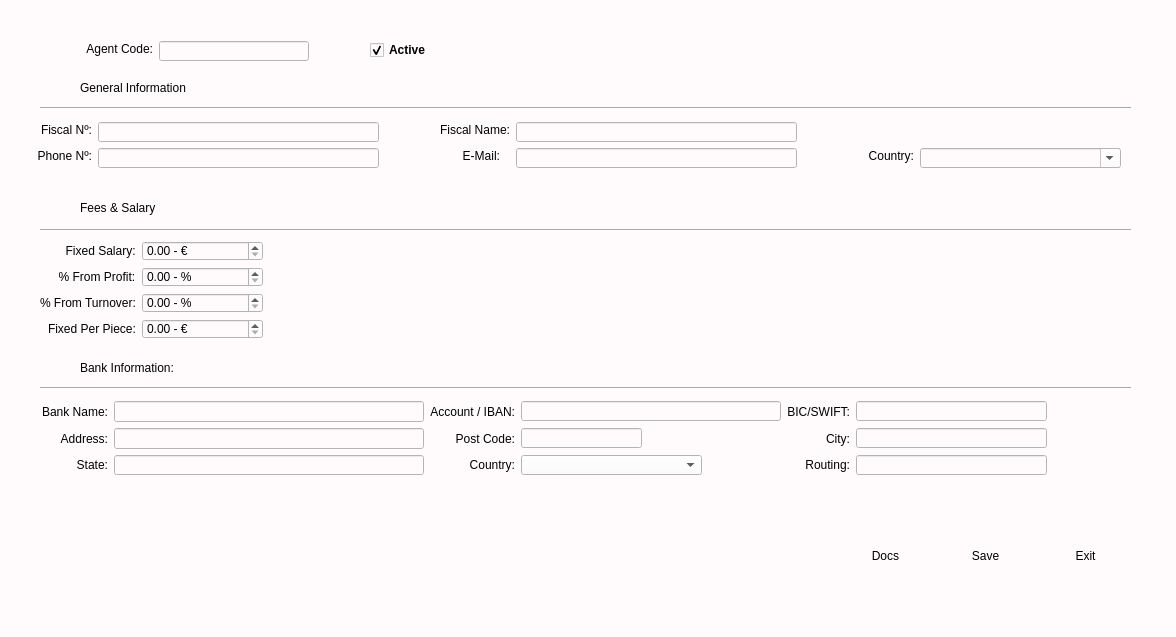
Qt form uis/agentgui.ui (andrei219/euromedia) before a commit.
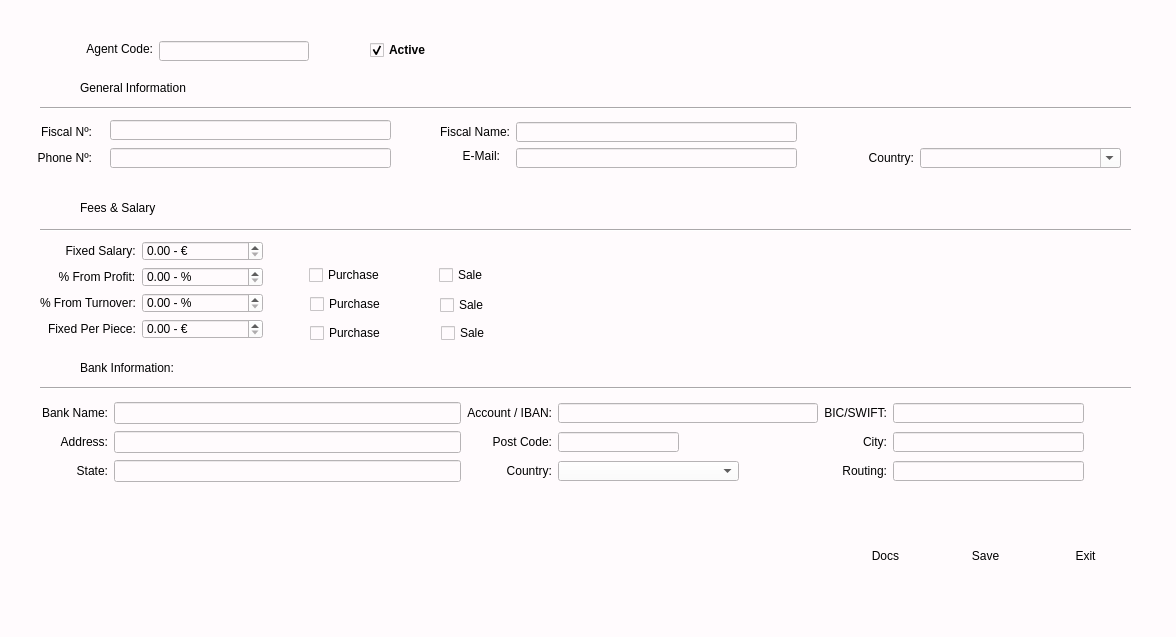
The same form after that commit. Icons and pictures are not drawn.

What changed in the file:
```diff
--- a/uis/agentgui.ui
+++ b/uis/agentgui.ui
@@ -264,8 +264,8 @@
     <rect>
      <x>42</x>
      <y>401</y>
-     <width>1005</width>
-     <height>74</height>
+     <width>1042</width>
+     <height>82</height>
     </rect>
    </property>
    <layout class="QGridLayout" name="gridLayout">
@@ -519,8 +519,8 @@
     <rect>
      <x>40</x>
      <y>241</y>
-     <width>234</width>
-     <height>100</height>
+     <width>249</width>
+     <height>103</height>
     </rect>
    </property>
    <layout class="QFormLayout" name="formLayout_7">
@@ -732,10 +732,10 @@
   <widget class="QLabel" name="label_3">
    <property name="geometry">
     <rect>
-     <x>437</x>
+     <x>419</x>
      <y>122</y>
-     <width>73</width>
-     <height>16</height>
+     <width>91</width>
+     <height>20</height>
     </rect>
    </property>
    <property name="text">
@@ -776,7 +776,7 @@
   <widget class="QLineEdit" name="phone_number_line_edit">
    <property name="geometry">
     <rect>
-     <x>98</x>
+     <x>110</x>
      <y>148</y>
      <width>281</width>
      <height>20</height>
@@ -798,10 +798,10 @@
   <widget class="QLabel" name="label_2">
    <property name="geometry">
     <rect>
-     <x>34</x>
+     <x>21</x>
      <y>122</y>
-     <width>58</width>
-     <height>16</height>
+     <width>71</width>
+     <height>20</height>
     </rect>
    </property>
    <property name="text">
@@ -814,10 +814,10 @@
   <widget class="QLabel" name="label_4">
    <property name="geometry">
     <rect>
-     <x>34</x>
+     <x>21</x>
      <y>148</y>
-     <width>58</width>
-     <height>16</height>
+     <width>71</width>
+     <height>20</height>
     </rect>
    </property>
    <property name="text">
@@ -830,10 +830,10 @@
   <widget class="QLabel" name="label_6">
    <property name="geometry">
     <rect>
-     <x>863</x>
+     <x>843</x>
      <y>148</y>
-     <width>51</width>
-     <height>16</height>
+     <width>71</width>
+     <height>20</height>
     </rect>
    </property>
    <property name="text">
@@ -846,8 +846,8 @@
   <widget class="QLineEdit" name="fiscal_number_line_edit">
    <property name="geometry">
     <rect>
-     <x>98</x>
-     <y>122</y>
+     <x>110</x>
+     <y>120</y>
      <width>281</width>
      <height>20</height>
     </rect>
@@ -894,6 +894,84 @@
     </rect>
    </property>
   </widget>
+  <widget class="QCheckBox" name="from_profit_purchase">
+   <property name="geometry">
+    <rect>
+     <x>309</x>
+     <y>265</y>
+     <width>101</width>
+     <height>20</height>
+    </rect>
+   </property>
+   <property name="text">
+    <string>Purchase</string>
+   </property>
+  </widget>
+  <widget class="QCheckBox" name="from_profit_sale">
+   <property name="geometry">
+    <rect>
+     <x>439</x>
+     <y>265</y>
+     <width>101</width>
+     <height>20</height>
+    </rect>
+   </property>
+   <property name="text">
+    <string>Sale</string>
+   </property>
+  </widget>
+  <widget class="QCheckBox" name="from_turnover_purchase">
+   <property name="geometry">
+    <rect>
+     <x>310</x>
+     <y>294</y>
+     <width>101</width>
+     <height>20</height>
+    </rect>
+   </property>
+   <property name="text">
+    <string>Purchase</string>
+   </property>
+  </widget>
+  <widget class="QCheckBox" name="from_turnover_sale">
+   <property name="geometry">
+    <rect>
+     <x>440</x>
+     <y>295</y>
+     <width>101</width>
+     <height>20</height>
+    </rect>
+   </property>
+   <property name="text">
+    <string>Sale</string>
+   </property>
+  </widget>
+  <widget class="QCheckBox" name="fixed_per_piece_purchase">
+   <property name="geometry">
+    <rect>
+     <x>310</x>
+     <y>323</y>
+     <width>101</width>
+     <height>20</height>
+    </rect>
+   </property>
+   <property name="text">
+    <string>Purchase</string>
+   </property>
+  </widget>
+  <widget class="QCheckBox" name="fixed_per_piece_sale">
+   <property name="geometry">
+    <rect>
+     <x>441</x>
+     <y>323</y>
+     <width>101</width>
+     <height>20</height>
+    </rect>
+   </property>
+   <property name="text">
+    <string>Sale</string>
+   </property>
+  </widget>
  </widget>
  <tabstops>
   <tabstop>agent_code_line_edit</tabstop>
```
